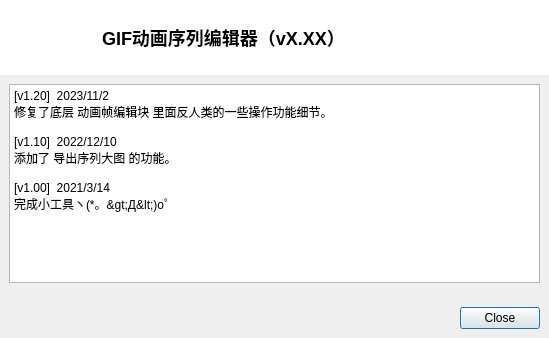
This is DrillGIFActionSequenceEditor/Source/MainModule/versionLog/w_SoftwareVersionLog.ui in DrillUp/DrillGIFActionSequenceEditor as Qt 5 draws it before an edit. The edited form follows.
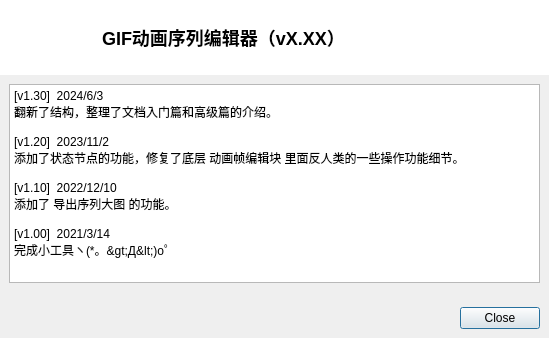
This is the edited form. Icons and pictures are not drawn.

Patch:
```diff
--- a/DrillGIFActionSequenceEditor/Source/MainModule/versionLog/w_SoftwareVersionLog.ui
+++ b/DrillGIFActionSequenceEditor/Source/MainModule/versionLog/w_SoftwareVersionLog.ui
@@ -156,8 +156,11 @@
             <bool>true</bool>
            </property>
            <property name="plainText">
-            <string>[v1.20]  2023/11/2
-修复了底层 动画帧编辑块 里面反人类的一些操作功能细节。
+            <string>[v1.30]  2024/6/3
+翻新了结构，整理了文档入门篇和高级篇的介绍。
+
+[v1.20]  2023/11/2
+添加了状态节点的功能，修复了底层 动画帧编辑块 里面反人类的一些操作功能细节。
 
 [v1.10]  2022/12/10
 添加了 导出序列大图 的功能。
```
